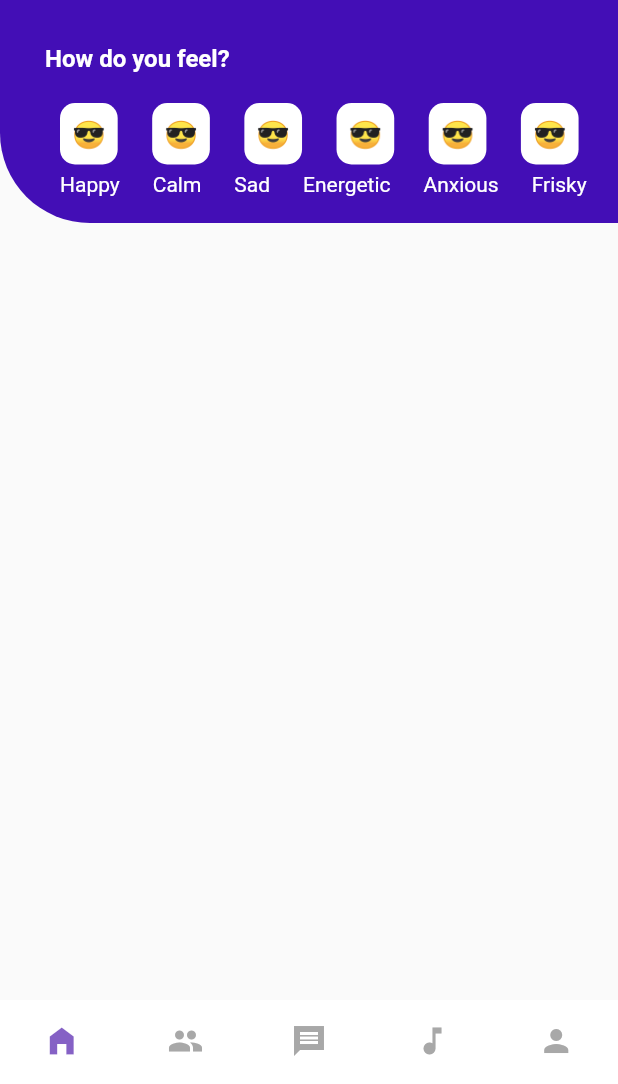
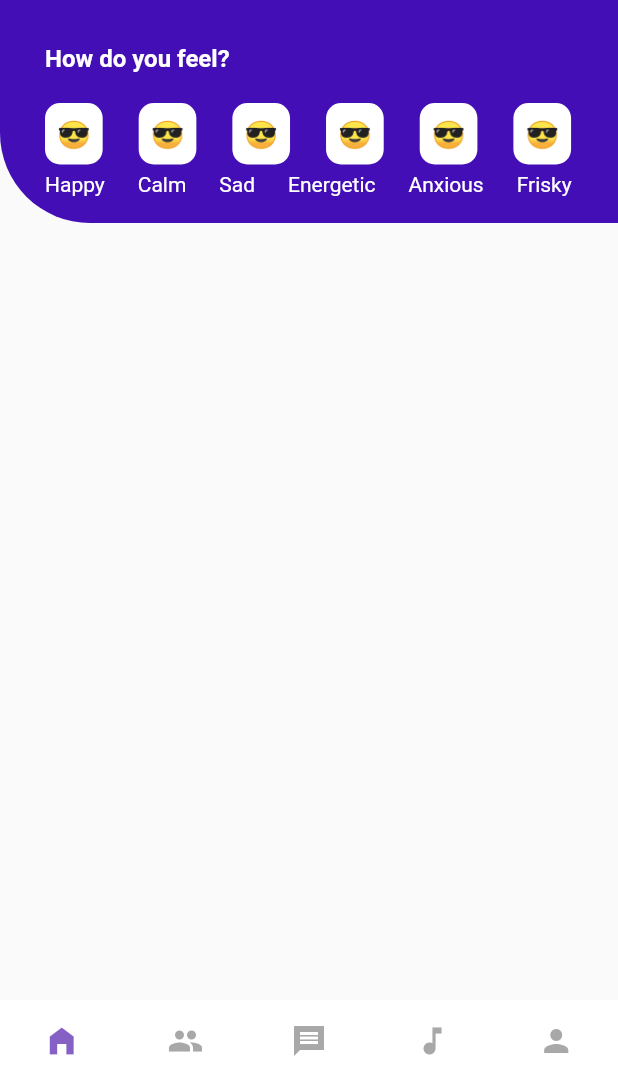
Before and after one commit to jaymesC/safeplace-social-app, a Flutter app: the screen it shows after launch, on a phone screen of 412 x 824 dp, the part 152-1236 px from its top. Run offline on Flutter 3.47's test engine with Material 2 defaults, Android fonts, the phone set to English and light mode, and no system bars; our stand-ins replace flutter_spinkit.

Commit message:
updated homepage

```diff
--- a/lib/pages/home_page.dart
+++ b/lib/pages/home_page.dart
@@ -44,8 +44,8 @@ class HomePage extends StatelessWidget {
               Icon(Icons.menu, color: Colors.white, size: 30),
               Center(
                 child: Column(children: [
-                  Positioned(
-                    right: 0,
+                  SizedBox(
+                    // right: 0,
                     child: Text(
                       'SAFEPLACE',
                       style: TextStyle(
@@ -78,23 +78,37 @@ class HomePage extends StatelessWidget {
           SizedBox(
             height: 20,
           ),
+          Column(
+            // mainAxisAlignment: MainAxisAlignment.spaceBetween,
+            children: [
               Row(
                 children: <Widget>[
                   for (var item in list)
                     EmojiWidget(
                       emoji: item,
-                  // label: 'happy',
-                )
+                      // label: feeling,
+                    ),
                 ],
               ),
               Row(
                 children: [
                   for (var item in feeling)
                     Container(
-                    margin: EdgeInsets.only(left: 10, right: 12),
-                    child: Text(item, style: TextStyle(color: Colors.white)))
+                        margin: EdgeInsets.only(right: 22),
+                        child:
+                            Text(item, style: TextStyle(color: Colors.white)))
                 ],
               )
+            ],
+          ),
+          // Row(
+          //   children: [
+          //     for (var item in feeling)
+          //       Container(
+          //           margin: EdgeInsets.only(),
+          //           child: Text(item, style: TextStyle(color: Colors.white)))
+          //   ],
+          // )
         ],
       ),
     );
--- a/lib/widgets/emoji_widget.dart
+++ b/lib/widgets/emoji_widget.dart
@@ -4,15 +4,21 @@ class EmojiWidget extends StatelessWidget {
   final String emoji;
   // final String label;
 
-  const EmojiWidget({Key? key, required this.emoji}) : super(key: key);
+  const EmojiWidget({
+    Key? key,
+    required this.emoji,
+  }) : super(key: key);
 
   @override
   Widget build(BuildContext context) {
     return Column(
+      crossAxisAlignment: CrossAxisAlignment.start,
       children: [
         Container(
           padding: EdgeInsets.fromLTRB(8, 10, 8, 10),
-          margin: EdgeInsets.only(right: 13, left: 10),
+          margin: EdgeInsets.only(
+            right: 24,
+          ),
           decoration: BoxDecoration(
               color: Colors.white, borderRadius: BorderRadius.circular(10)),
           child: Text(
@@ -23,6 +29,7 @@ class EmojiWidget extends StatelessWidget {
         SizedBox(
           height: 5,
         ),
+        // Text(label, style: TextStyle(color: Colors.white, fontSize: 13))
       ],
     );
   }
```
Lines whose indentation alone changed are shown as unchanged.
